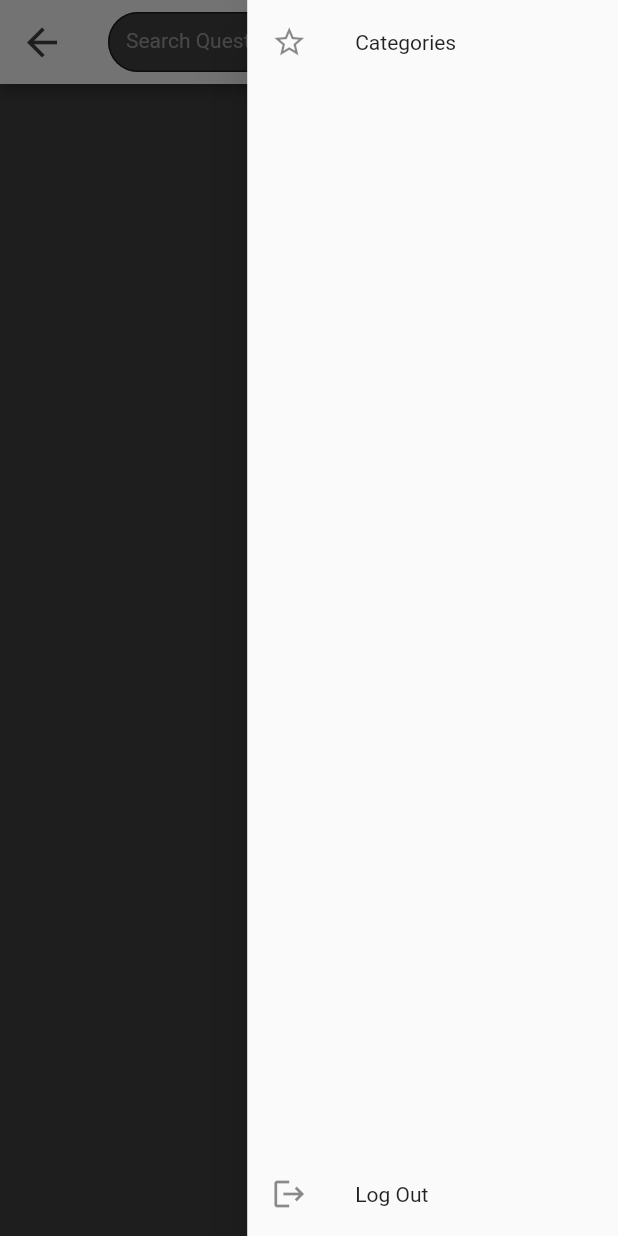
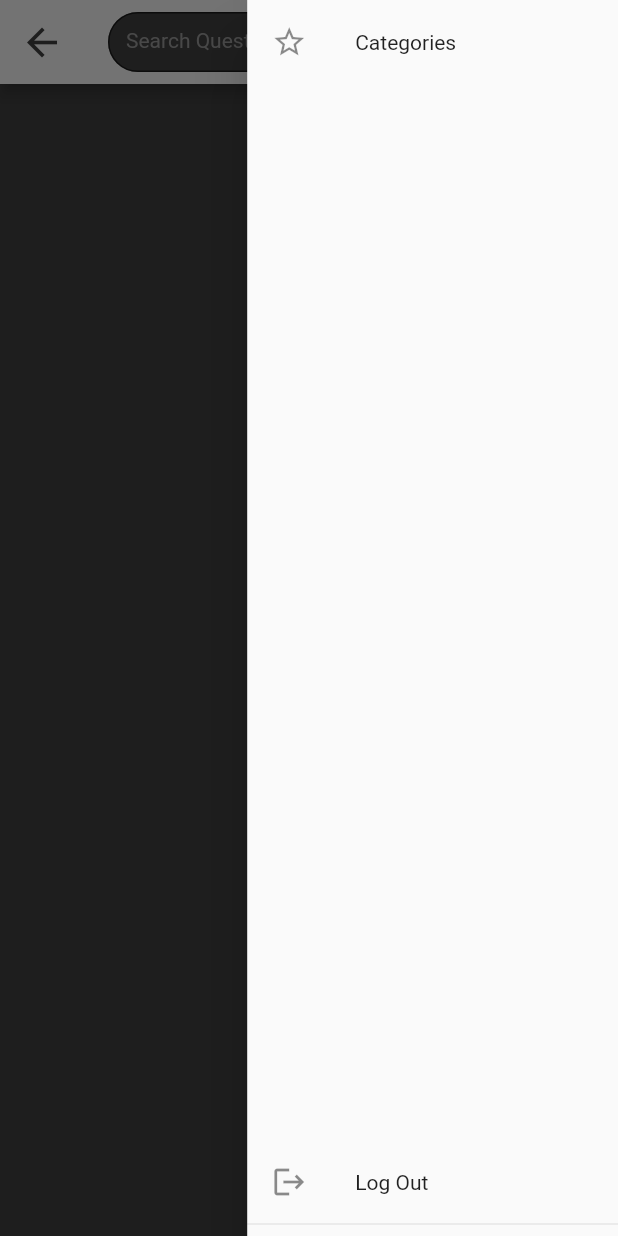
Before and after one commit to Naroooma/the_graey_area, a Flutter app: the screen it shows once a user with an empty profile is signed in, after a tap on the "search" icon, after a tap on the "menu" icon, on a phone screen of 412 x 824 dp. Run offline on Flutter 3.47's test engine with Material 2 defaults, Android fonts, the phone set to English and light mode, and no system bars; our stand-ins replace auto_size_text, cloud_firestore, firebase_auth, hexcolor; accounts and stored records are empty.

Commit message:
drawer height fix

```diff
--- a/lib/widgets/app_drawer.dart
+++ b/lib/widgets/app_drawer.dart
@@ -14,6 +14,10 @@ class AppDrawer extends StatelessWidget {
     return Container(
       width: MediaQuery.of(context).size.width * 0.6,
       child: Drawer(
+        child: Container(
+          height: MediaQuery.of(context).size.height,
+          child: DrawerHeader(
+            padding: EdgeInsets.all(0),
             child: Column(
               children: [
                 ListTile(
@@ -40,6 +44,8 @@ class AppDrawer extends StatelessWidget {
               ],
             ),
           ),
+        ),
+      ),
     );
   }
 }
```
Lines whose indentation alone changed are shown as unchanged.
